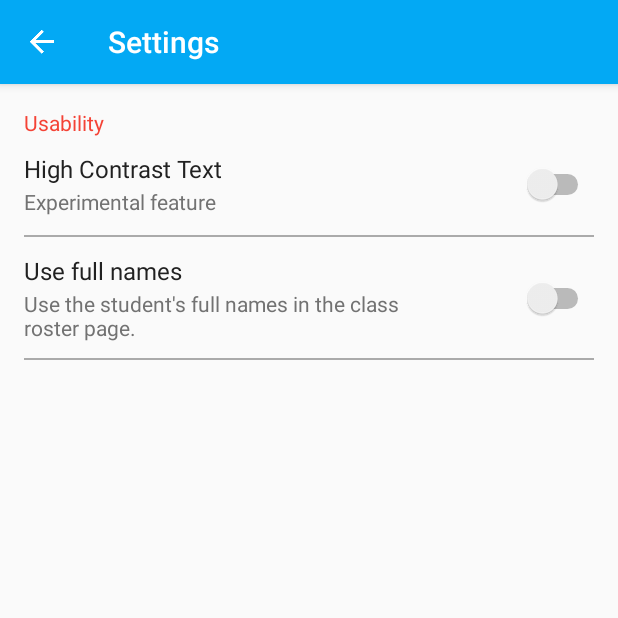
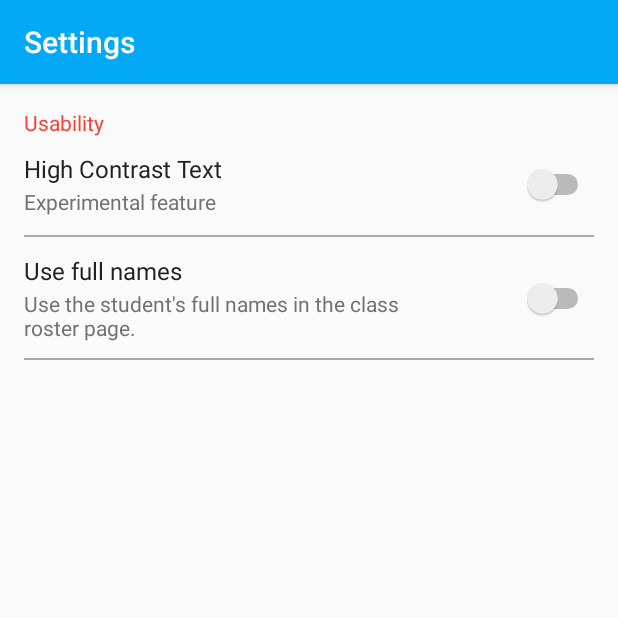
Before and after one commit to Lard4/Class_Grouper, an Android app: the screen it shows after launch (Settings), in the options menu, after a tap on "Settings", on a phone screen of 412 x 824 dp, the top half of it. Run offline under Robolectric (Android 15) with nearby library versions, the phone set to English and light mode, and no system bars; libraries missing offline, so code that uses them is left out: com.mikepenz.google_material_typeface_library, com.mikepenz.iconics, com.mikepenz.materialdrawer; 1 statement that could not run was skipped.

Commit message:
Navigation Drawer update

```diff
--- a/app/src/main/java/com/dirinc/classgrouper/Activity/Main.java
+++ b/app/src/main/java/com/dirinc/classgrouper/Activity/Main.java
@@ -6,8 +6,11 @@ import android.content.Intent;
 import android.content.SharedPreferences;
 import android.content.res.TypedArray;
 import android.graphics.Color;
+import android.graphics.drawable.Drawable;
 import android.os.Bundle;
 import android.support.design.widget.FloatingActionButton;
+import android.support.design.widget.Snackbar;
+import android.support.v4.content.ContextCompat;
 import android.support.v4.widget.DrawerLayout;
 import android.support.v7.app.AppCompatActivity;
 import android.support.v7.widget.GridLayoutManager;
@@ -24,23 +27,32 @@ import com.dirinc.classgrouper.Adapter.*;
 import com.dirinc.classgrouper.Fragment.*;
 import com.dirinc.classgrouper.Info.*;
 import com.dirinc.classgrouper.R;
+import com.mikepenz.google_material_typeface_library.GoogleMaterial;
+import com.mikepenz.materialdrawer.Drawer;
+import com.mikepenz.materialdrawer.DrawerBuilder;
+import com.mikepenz.materialdrawer.model.interfaces.IDrawerItem;
 
 import java.util.ArrayList;
 import java.util.HashMap;
 import java.util.Random;
 
-public class Main extends AppCompatActivity implements NavigationDrawerCallbacks {
+public class Main extends AppCompatActivity {
 
     public static NavigationDrawerFragment navigationDrawerFragment;
 
     private Toolbar toolbar;
     private FloatingActionButton fab;
+    private NavigationDrawer navigationDrawer;
+
+    private View view;
 
     @Override
     protected void onCreate(Bundle savedInstanceState) {
         super.onCreate(savedInstanceState);
         setContentView(R.layout.activity_main);
         initToolbar();
+
+        this.view = findViewById(R.id.main_layout);
 
         this.overridePendingTransition(
                 android.R.anim.slide_in_left,
@@ -61,34 +73,47 @@ public class Main extends AppCompatActivity implements NavigationDrawerCallbacks
     public void initToolbar() {
         toolbar = (Toolbar) findViewById(R.id.toolbar);
         setSupportActionBar(toolbar);
-        toolbar.setPadding(0, getStatusBarHeight(), 0, 0);
-    }
-
-    public int getStatusBarHeight() {
-        int result = 0;
-        int resourceId = getResources().getIdentifier("status_bar_height", "dimen", "android");
-        if (resourceId > 0) {
-            result = getResources().getDimensionPixelSize(resourceId);
-        }
-        return result;
     }
 
     public void createDrawer() {
-        navigationDrawerFragment = (NavigationDrawerFragment)
-                getFragmentManager().findFragmentById(R.id.fragment_drawer);
-
-        navigationDrawerFragment.setup(R.id.fragment_drawer,
-                (DrawerLayout) findViewById(R.id.drawer), toolbar, true);
-    }
-
-    @Override
-    public void onNavigationDrawerItemSelected(int position) {
-        // Update the main content by replacing fragments
+        navigationDrawer = new NavigationDrawer(this, toolbar);
+        navigationDrawer.initialize()
+                .addFooter("Settings", GoogleMaterial.Icon.gmd_settings, new View.OnClickListener() {
+                    @Override
+                    public void onClick(View v) {
+                        startActivity(new Intent(getApplicationContext(), Settings.class));
+                    }
+                }, 0)
+                .addFooter("Send Feedback", GoogleMaterial.Icon.gmd_feedback, new View.OnClickListener() {
+                    @Override
+                    public void onClick(View v) {
+                        Intent i = new Intent(Intent.ACTION_SEND);
+                        i.setType("message/rfc822");
+                        i.putExtra(Intent.EXTRA_EMAIL  , new String[]{"kdixson538@gmail.com"});
+                        i.putExtra(Intent.EXTRA_SUBJECT, "Feedback for Class Grouper");
+                        i.putExtra(Intent.EXTRA_TEXT   , "Love the app!");
+                        try {
+                            startActivity(Intent.createChooser(i, "Send mail..."));
+                        } catch (android.content.ActivityNotFoundException ex) {
+                            Snackbar.make(view, "There are no email clients installed", Snackbar.LENGTH_SHORT);
+                        }
+                    }
+                }, 1)
+                .addItem("PrimaryDrawerItem", "No Classes!",
+                        ContextCompat.getDrawable(getApplicationContext(), R.drawable.ic_class),
+                        3, new Drawer.OnDrawerItemClickListener() {
+                    @Override
+                    public boolean onItemClick(View view, int position, IDrawerItem drawerItem) {
+                        switchActivities("ClassRoster", 0);
+                        return false;
+                    }
+                });
     }
 
     public void createCards() {
         RecyclerView mRecyclerView = (RecyclerView) findViewById(R.id.class_recycler);
         RecyclerView.LayoutManager mLayoutManager = new GridLayoutManager(this, 2);
+        assert mRecyclerView != null;
         mRecyclerView.setLayoutManager(mLayoutManager);
         RecyclerView.Adapter mAdapter = new CardAdapter(getClassData(this),
                 findViewById(R.id.main_layout), this);
@@ -176,14 +201,12 @@ public class Main extends AppCompatActivity implements NavigationDrawerCallbacks
                 changeActivities = new Intent(this, CreateClass.class);
                 Log.d("ActivitySwitch", "Switching to CreateClass Activity");
                 startActivity(changeActivities);
-                //finish();
                 break;
 
             case "Settings":
                 changeActivities = new Intent(this, Settings.class);
                 Log.d("ActivitySwitch", "Switching to Settings Activity");
                 startActivity(changeActivities);
-                //finish();
                 break;
 
             case "ClassRoster":
@@ -193,18 +216,13 @@ public class Main extends AppCompatActivity implements NavigationDrawerCallbacks
                 bundle.putInt("bzofghia", newClass);
                 changeActivities.putExtras(bundle);
                 startActivity(changeActivities);
-                //finish();
                 break;
         }
     }
 
     @Override
     public void onBackPressed() {
-        if (navigationDrawerFragment.isDrawerOpen()) {
-            navigationDrawerFragment.closeDrawer();
-        } else {
-            super.onBackPressed();
-            this.finishAffinity();
-        }
+        super.onBackPressed();
+        this.finishAffinity();
     }
 }
--- a/app/src/main/java/com/dirinc/classgrouper/Activity/Settings.java
+++ b/app/src/main/java/com/dirinc/classgrouper/Activity/Settings.java
@@ -14,15 +14,17 @@ import android.widget.RelativeLayout;
 import android.widget.Switch;
 
 import com.dirinc.classgrouper.Fragment.*;
+import com.dirinc.classgrouper.Info.NavigationDrawer;
 import com.dirinc.classgrouper.R;
 
-public class Settings extends AppCompatActivity implements NavigationDrawerCallbacks,
-        CompoundButton.OnCheckedChangeListener, View.OnClickListener{
+public class Settings extends AppCompatActivity implements CompoundButton.OnCheckedChangeListener,
+        View.OnClickListener{
 
     private SharedPreferences sharedPreferences;
     private SharedPreferences.Editor prefsEdit;
 
     private NavigationDrawerFragment navigationDrawerFragment;
+    private NavigationDrawer navigationDrawer;
     private Switch highContrast;
     private RelativeLayout highContrastLayout;
     private Switch fullNames;
@@ -75,6 +77,8 @@ public class Settings extends AppCompatActivity implements NavigationDrawerCallb
         super.onCreate(savedInstanceState);
         setContentView(R.layout.activity_settings);
 
+        //TODO: Get navigation drawer
+
         this.overridePendingTransition(
                 android.R.anim.slide_in_left,
                 android.R.anim.slide_out_right);
@@ -98,24 +102,6 @@ public class Settings extends AppCompatActivity implements NavigationDrawerCallb
         fullNamesLayout = (RelativeLayout) findViewById(R.id.settings_full_names);
         fullNamesLayout.setOnClickListener(this);
         setSwitch(fullNames, 3, FN);
-
-        createDrawer(toolbar, actionBar);
-    }
-
-    public void createDrawer(Toolbar toolbar, ActionBar actionBar) {
-        navigationDrawerFragment = (NavigationDrawerFragment)
-                getFragmentManager().findFragmentById(R.id.fragment_drawer);
-        // Set up the drawer.
-        navigationDrawerFragment.setup(R.id.fragment_drawer,
-                (DrawerLayout) findViewById(R.id.drawer), toolbar, false);
-        /* Populate the navigation drawer
-        navigationDrawerFragment.setUserData("John Doe", "johndoe@doe.com",
-                BitmapFactory.decodeResource(getResources(), R.drawable.avatar)); */
-    }
-
-    @Override
-    public void onNavigationDrawerItemSelected(int position) {
-        // Update the main content by replacing fragments
     }
 
     public void setSwitch(Switch mSwitch, int key, String name) {
@@ -159,12 +145,8 @@ public class Settings extends AppCompatActivity implements NavigationDrawerCallb
 
     @Override
     public void onBackPressed() {
-        if (navigationDrawerFragment.isDrawerOpen()) {
-            navigationDrawerFragment.closeDrawer();
-        } else {
-            super.onBackPressed();
-            finish();
-            switchActivities("Main");
-        }
+        super.onBackPressed();
+        finish();
+        switchActivities("Main");
     }
 }
--- a/app/src/main/java/com/dirinc/classgrouper/Adapter/NavigationDrawerAdapter.java
+++ b/app/src/main/java/com/dirinc/classgrouper/Adapter/NavigationDrawerAdapter.java
@@ -24,7 +24,6 @@ import java.util.List;
 public class NavigationDrawerAdapter extends RecyclerView.Adapter<NavigationDrawerAdapter.ViewHolder> {
 
     private List<NavigationItem> data;
-    private NavigationDrawerCallbacks navigationDrawerCallbacks;
     private View selectedView;
     private int selectedPosition;
 
@@ -35,14 +34,6 @@ public class NavigationDrawerAdapter extends RecyclerView.Adapter<NavigationDraw
 
     public NavigationDrawerAdapter(List<NavigationItem> data) {
         this.data = data;
-    }
-
-    public NavigationDrawerCallbacks getNavigationDrawerCallbacks() {
-        return navigationDrawerCallbacks;
-    }
-
-    public void setNavigationDrawerCallbacks(NavigationDrawerCallbacks navigationDrawerCallbacks) {
-        this.navigationDrawerCallbacks = navigationDrawerCallbacks;
     }
 
     public void addItem(String name, Drawable image) {
@@ -79,10 +70,6 @@ public class NavigationDrawerAdapter extends RecyclerView.Adapter<NavigationDraw
                 selectedPosition = viewHolder.getAdapterPosition();
                 v.setSelected(true);
                 selectedView = v;
-
-                if (navigationDrawerCallbacks != null) {
-                    navigationDrawerCallbacks.onNavigationDrawerItemSelected(viewHolder.getAdapterPosition());
-                }
             }
         });
         viewHolder.container.setBackgroundResource(R.drawable.row_selector);
--- a/app/src/main/java/com/dirinc/classgrouper/Fragment/NavigationDrawerCallbacks.java
+++ /dev/null
@@ -1,5 +0,0 @@
-package com.dirinc.classgrouper.Fragment;
-
-public interface NavigationDrawerCallbacks {
-    void onNavigationDrawerItemSelected(int position);
-}
--- a/app/src/main/java/com/dirinc/classgrouper/Fragment/NavigationDrawerFragment.java
+++ b/app/src/main/java/com/dirinc/classgrouper/Fragment/NavigationDrawerFragment.java
@@ -35,11 +35,11 @@ import com.dirinc.classgrouper.R;
 import java.util.ArrayList;
 import java.util.List;
 
-public class NavigationDrawerFragment extends Fragment implements NavigationDrawerCallbacks {
+public class NavigationDrawerFragment extends Fragment {
 
     private static final String STATE_SELECTED_POSITION = "selected_navigation_drawer_position";
 
-    private NavigationDrawerCallbacks callbacks;
+    //private NavigationDrawerCallbacks callbacks;
 
     private ActionBarDrawerToggle actionBarDrawerToggle;
 
@@ -75,7 +75,6 @@ public class NavigationDrawerFragment extends Fragment implements NavigationDraw
 
         final List<NavigationItem> navigationItems = getMenu();
         adapter = new NavigationDrawerAdapter(navigationItems);
-        adapter.setNavigationDrawerCallbacks(this);
         drawerList.setAdapter(adapter);
 
         return view;
@@ -91,11 +90,6 @@ public class NavigationDrawerFragment extends Fragment implements NavigationDraw
 
     public DrawerLayout getDrawerLayout() {
         return drawerLayout;
-    }
-
-    @Override
-    public void onNavigationDrawerItemSelected(int position) {
-        selectItem(position);
     }
 
     public List<NavigationItem> getMenu() {
@@ -190,9 +184,9 @@ public class NavigationDrawerFragment extends Fragment implements NavigationDraw
         if (drawerLayout != null) {
             drawerLayout.closeDrawer(fragmentContainerView);
         }
-        if (callbacks != null) {
-            callbacks.onNavigationDrawerItemSelected(position);
-        }
+        //if (callbacks != null) {
+        //    callbacks.onNavigationDrawerItemSelected(position);
+        //}
         ((NavigationDrawerAdapter) drawerList.getAdapter()).selectPosition(position);
     }
 
@@ -207,17 +201,17 @@ public class NavigationDrawerFragment extends Fragment implements NavigationDraw
     @Override
     public void onAttach(Activity activity) {
         super.onAttach(activity);
-        try {
-            callbacks = (NavigationDrawerCallbacks) activity;
-        } catch (ClassCastException e) {
-            throw new ClassCastException("Activity must implement NavigationDrawerCallbacks.");
-        }
+        //try {
+        //    callbacks = (NavigationDrawerCallbacks) activity;
+        //} catch (ClassCastException e) {
+        //    throw new ClassCastException("Activity must implement NavigationDrawerCallbacks.");
+        //}
     }
 
     @Override
     public void onDetach() {
         super.onDetach();
-        callbacks = null;
+        //callbacks = null;
     }
 
     @Override
--- /dev/null
+++ b/app/src/main/java/com/dirinc/classgrouper/Info/NavigationDrawer.java
@@ -0,0 +1,186 @@
+package com.dirinc.classgrouper.Info;
+
+import android.app.Activity;
+import android.app.VoiceInteractor;
+import android.content.Intent;
+import android.graphics.Color;
+import android.graphics.drawable.Drawable;
+import android.support.v4.widget.DrawerLayout;
+import android.support.v7.app.ActionBar;
+import android.support.v7.app.ActionBarDrawerToggle;
+import android.support.v7.app.AppCompatActivity;
+import android.support.v7.widget.Toolbar;
+import android.util.Log;
+import android.view.View;
+import android.widget.LinearLayout;
+import android.widget.TextView;
+
+import com.dirinc.classgrouper.Activity.Settings;
+import com.dirinc.classgrouper.R;
+import com.mikepenz.google_material_typeface_library.GoogleMaterial;
+import com.mikepenz.iconics.typeface.IIcon;
+import com.mikepenz.materialdrawer.AccountHeader;
+import com.mikepenz.materialdrawer.AccountHeaderBuilder;
+import com.mikepenz.materialdrawer.Drawer;
+import com.mikepenz.materialdrawer.DrawerBuilder;
+import com.mikepenz.materialdrawer.model.ContainerDrawerItem;
+import com.mikepenz.materialdrawer.model.DividerDrawerItem;
+import com.mikepenz.materialdrawer.model.PrimaryDrawerItem;
+import com.mikepenz.materialdrawer.model.ProfileDrawerItem;
+import com.mikepenz.materialdrawer.model.SecondaryDrawerItem;
+import com.mikepenz.materialdrawer.model.interfaces.IDrawerItem;
+
+import java.util.HashMap;
+import java.util.Set;
+
+public class NavigationDrawer {
+    private AppCompatActivity activity;
+    private ActionBar actionBar;
+    private Toolbar toolbar;
+
+    private Drawer drawer;
+    private DrawerLayout drawerLayout;
+    private AccountHeader accountHeader;
+
+    public HashMap<String, Integer> drawerKey = new HashMap<>(); //Starts at 1
+
+    public NavigationDrawer(AppCompatActivity activity, Toolbar toolbar) {
+        this.activity = activity;
+        this.toolbar = toolbar;
+        this.actionBar = activity.getSupportActionBar();
+    }
+
+    public NavigationDrawer initialize() {
+        accountHeader = new AccountHeaderBuilder()
+                .withActivity(activity)
+                .withHeaderBackground(R.drawable.classroom)
+                .build();
+
+        drawer = new DrawerBuilder()
+                .withActivity(activity)
+                .withToolbar(toolbar)
+                .withAccountHeader(accountHeader)
+                .withActionBarDrawerToggle(false)
+                .addDrawerItems(
+                        new PrimaryDrawerItem()
+                                .withName("Home")
+                                .withIcon(GoogleMaterial.Icon.gmd_home),
+                        new DividerDrawerItem()
+                )
+                .build();
+        drawerKey.put("Home", 1);
+        drawerKey.put("Divider1", 2);
+        drawerLayout = drawer.getDrawerLayout();
+        drawerLayout.setScrimColor(Color.parseColor("#80FFFFFF"));
+
+        addHamburgerAnimation();
+
+        return this;
+    }
+
+    public NavigationDrawer addItem(String type, String name, IIcon drawable, int position,
+                                    Drawer.OnDrawerItemClickListener onClick) {
+        switch (type) {
+            case "PrimaryDrawerItem":
+                drawer.addItemAtPosition(new PrimaryDrawerItem()
+                        .withName(name)
+                        .withIcon(drawable)
+                        .withOnDrawerItemClickListener(onClick),
+                        position);
+                break;
+
+            case "SecondaryDrawerItem":
+                drawer.addItemAtPosition(new SecondaryDrawerItem()
+                                .withName(name)
+                                .withIcon(drawable)
+                                .withOnDrawerItemClickListener(onClick),
+                        position);
+                break;
+
+            case "Divider":
+                drawer.addItemAtPosition(new DividerDrawerItem(), position);
+                break;
+        }
+
+        drawerKey.put(name, position);
+
+        return this;
+    }
+
+    public NavigationDrawer addItem(String type, String name, Drawable drawable, int position,
+                                    Drawer.OnDrawerItemClickListener onClick) {
+        switch (type) {
+            case "PrimaryDrawerItem":
+                drawer.addItemAtPosition(new PrimaryDrawerItem()
+                                .withName(name)
+                                .withIcon(drawable)
+                                .withOnDrawerItemClickListener(onClick),
+                        position);
+                break;
+
+            case "SecondaryDrawerItem":
+                drawer.addItemAtPosition(new SecondaryDrawerItem()
+                                .withName(name)
+                                .withIcon(drawable)
+                                .withOnDrawerItemClickListener(onClick),
+                        position);
+                break;
+
+            case "Divider":
+                drawer.addItemAtPosition(new DividerDrawerItem(), position);
+                break;
+        }
+
+        drawerKey.put(name, position);
+
+        return this;
+    }
+
+    public void removeItem(int position) {
+        drawer.removeItemByPosition(position);
+
+        HashMap<Integer, String> drawerKeyInv = new HashMap<>();
+        for(HashMap.Entry<String, Integer> entry : drawerKey.entrySet()){
+            drawerKeyInv.put(entry.getValue(), entry.getKey());
+        }
+        drawerKey.remove(drawerKeyInv.get(position));
+    }
+
+    public void removeItem(String name) {
+        drawer.removeItemByPosition(drawerKey.get(name));
+        drawerKey.remove(name);
+    }
+
+    public NavigationDrawer addFooter(String text, IIcon drawable, View.OnClickListener onClick, int position) {
+        drawer.addStickyFooterItem(new PrimaryDrawerItem()
+                .withName(text)
+                .withSelectable(false)
+                .withIcon(drawable));
+
+        LinearLayout footer = (LinearLayout) drawer.getStickyFooter();
+        LinearLayout settings = (LinearLayout) footer.getChildAt(0);
+        LinearLayout feedback = (LinearLayout) footer.getChildAt(1);
+        settings.setOnClickListener(new View.OnClickListener() {
+                @Override
+                public void onClick(View v) {
+                    activity.startActivity(new Intent(activity.getApplicationContext(), Settings.class));
+                }
+            });
+        if (feedback != null) {
+            feedback.setOnClickListener(onClick);
+        }
+
+        return this;
+    }
+
+    private void addHamburgerAnimation() {
+        ActionBarDrawerToggle drawerToggle = new ActionBarDrawerToggle(
+                activity,  drawerLayout, toolbar,
+                R.string.drawer_open, R.string.drawer_close
+        );
+        drawerLayout.addDrawerListener(drawerToggle);
+        actionBar.setDisplayHomeAsUpEnabled(true);
+        actionBar.setHomeButtonEnabled(true);
+        drawerToggle.syncState();
+    }
+}
--- a/app/src/main/res/layout/activity_settings.xml
+++ b/app/src/main/res/layout/activity_settings.xml
@@ -21,30 +21,6 @@
 
     </android.support.design.widget.AppBarLayout>
 
-    <android.support.v4.widget.DrawerLayout
-        xmlns:android="http://schemas.android.com/apk/res/android"
-        android:id="@+id/drawer"
-        android:layout_width="match_parent"
-        android:layout_height="match_parent"
-        android:layout_below="@+id/toolbar_actionbar">
-
-        <FrameLayout
-            android:id="@+id/container"
-            android:layout_height="match_parent"
-            android:layout_width="match_parent"
-            android:layout_marginTop="56dp"
-            android:clickable="false">
-
-            <include layout="@layout/content_settings" />
-
-        </FrameLayout>
-        <fragment
-            android:id="@+id/fragment_drawer"
-            android:name="com.dirinc.classgrouper.Fragment.NavigationDrawerFragment"
-            android:layout_width="@dimen/navigation_drawer_width"
-            android:layout_height="match_parent"
-            android:layout_gravity="start"
-            app:layout="@layout/fragment_navigation_drawer" />
-    </android.support.v4.widget.DrawerLayout>
+    <include layout="@layout/content_settings" />
 
 </android.support.design.widget.CoordinatorLayout>
--- a/app/src/main/res/values-v21/styles.xml
+++ b/app/src/main/res/values-v21/styles.xml
@@ -4,7 +4,6 @@
         <item name="windowActionBar">false</item>
         <item name="windowNoTitle">true</item>
         <item name="android:windowDrawsSystemBarBackgrounds">true</item>
-        <item name="android:statusBarColor">@android:color/transparent</item>
     </style>
 
     <style name="AppTheme" parent="Theme.AppCompat.Light.NoActionBar">
@@ -13,8 +12,6 @@
         <item name="colorAccent">@color/colorAccent</item>
         <item name="android:textColorPrimary">@color/textColorPrimary</item>
         <item name="android:textColorSecondary">@color/textColorSecondary</item>
-        <item name="android:statusBarColor">@color/colorPrimary</item>
-        <item name="android:windowTranslucentStatus">true</item>
     </style>
 
     <style name="DrawerArrowStyle" parent="Widget.AppCompat.DrawerArrowToggle">
@@ -22,9 +19,4 @@
         <item name="color">@android:color/white</item>
     </style>
 
-    <style name="ToolBarStyle" parent="">
-        <item name="android:elevation">@dimen/toolbar_elevation</item>
-        <item name="popupTheme">@style/ThemeOverlay.AppCompat.Light</item>
-        <item name="theme">@style/ThemeOverlay.AppCompat.Dark.ActionBar</item>
-    </style>
 </resources>
--- a/app/src/main/res/values/styles.xml
+++ b/app/src/main/res/values/styles.xml
@@ -7,7 +7,6 @@
         <item name="colorAccent">@color/colorAccent</item>
         <item name="android:textColorPrimary">@color/textColorPrimary</item>
         <item name="android:textColorSecondary">@color/textColorSecondary</item>
-        <item name="android:windowTranslucentStatus">true</item>
     </style>
 
     <style name="AppTheme.Dialog.Dark" parent="AlertDialog.AppCompat">
@@ -17,17 +16,9 @@
         <item name="android:windowBackground">@color/darkBackground</item>
     </style>
 
-    <style name="AppTheme.TranslucentStatus" parent="Theme.AppCompat.Light.NoActionBar">
-        <item name="android:windowTranslucentStatus">true</item>
-    </style>
-
     <style name="AppTheme.NoActionBar">
         <item name="windowActionBar">false</item>
         <item name="windowNoTitle">true</item>
-    </style>
-
-    <style name="ToolbarTheme" parent="Theme.AppCompat">
-
     </style>
 
     <style name="roster_card">
```
Also changed, not shown: app/build.gradle (+8 -0 lines), app/src/main/res/layout/activity_main.xml (+2 -32 lines), app/src/main/res/drawable-hdpi/ic_class.png, app/src/main/res/drawable-mdpi/ic_class.png, app/src/main/res/drawable-xhdpi/ic_class.png, app/src/main/res/drawable-xxhdpi/ic_class.png, app/src/main/res/drawable-xxxhdpi/ic_class.png, app/src/main/res/drawable-xxxhdpi/main_header.png (deleted).
